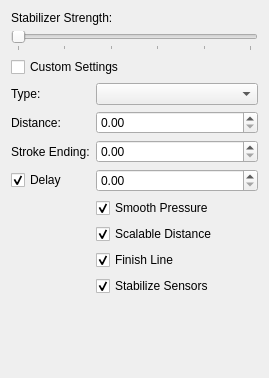
This is libs/ui/forms/wdgfreehandbrushoptions.ui in KDE/krita as Qt 5 draws it before an edit. The edited form follows.
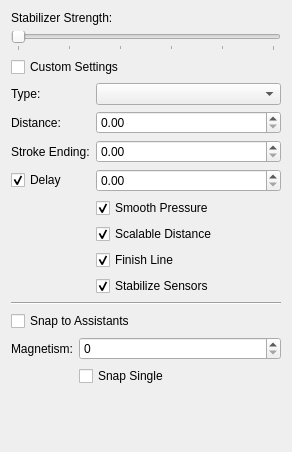
This is the edited form.

Commit message: Move the assistant snapping functionality to use the UI file

What changed in the file:
```diff
--- a/libs/ui/forms/wdgfreehandbrushoptions.ui
+++ b/libs/ui/forms/wdgfreehandbrushoptions.ui
@@ -6,8 +6,8 @@
    <rect>
     <x>0</x>
     <y>0</y>
-    <width>269</width>
-    <height>378</height>
+    <width>292</width>
+    <height>452</height>
    </rect>
   </property>
   <layout class="QVBoxLayout" name="verticalLayout_2">
@@ -138,6 +138,47 @@
      </item>
     </layout>
    </item>
+   <item>
+    <widget class="Line" name="line">
+     <property name="orientation">
+      <enum>Qt::Horizontal</enum>
+     </property>
+    </widget>
+   </item>
+   <item>
+    <widget class="QCheckBox" name="useAssistantsCheckbox">
+     <property name="text">
+      <string>Snap to Assistants</string>
+     </property>
+    </widget>
+   </item>
+   <item>
+    <layout class="QGridLayout" name="gridLayout_2">
+     <item row="0" column="1">
+      <widget class="QSpinBox" name="magnetismInputbox"/>
+     </item>
+     <item row="0" column="0">
+      <widget class="QLabel" name="magnetismLabel">
+       <property name="sizePolicy">
+        <sizepolicy hsizetype="Fixed" vsizetype="Preferred">
+         <horstretch>0</horstretch>
+         <verstretch>0</verstretch>
+        </sizepolicy>
+       </property>
+       <property name="text">
+        <string>Magnetism:</string>
+       </property>
+      </widget>
+     </item>
+     <item row="1" column="1">
+      <widget class="QCheckBox" name="snapSingleCheckbox">
+       <property name="text">
+        <string>Snap Single</string>
+       </property>
+      </widget>
+     </item>
+    </layout>
+   </item>
    <item>
     <spacer name="verticalSpacer">
      <property name="orientation">
@@ -145,8 +186,8 @@
      </property>
      <property name="sizeHint" stdset="0">
       <size>
-       <width>20</width>
-       <height>40</height>
+       <width>5</width>
+       <height>5</height>
       </size>
      </property>
     </spacer>
```
The commit also changes 2 other files.
